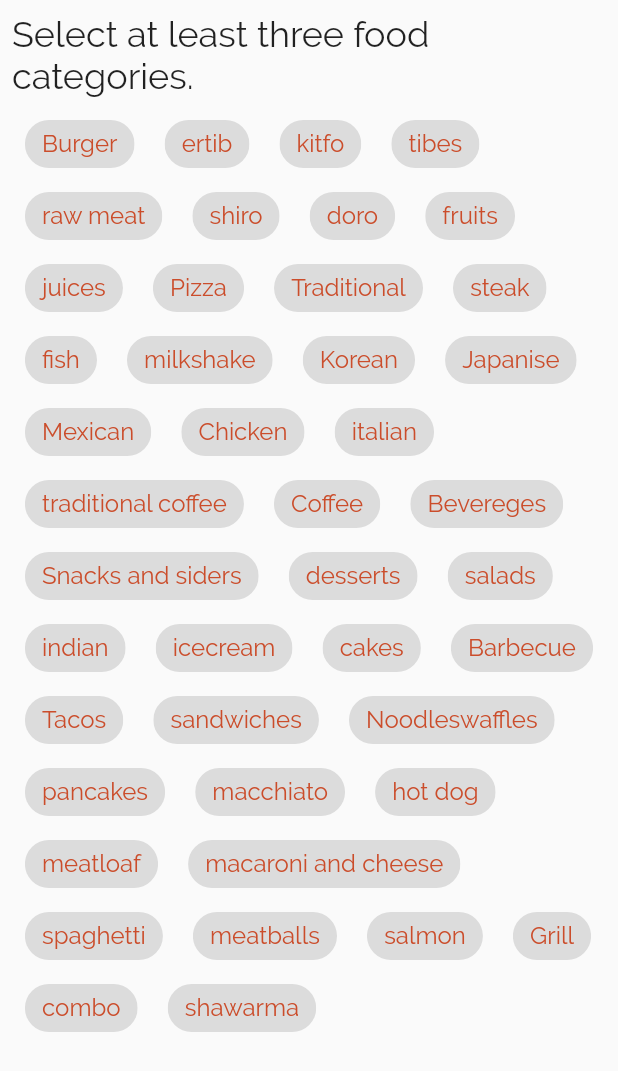
After one commit to Gebeta/Gebeta-Client-app, a Flutter app: the SelectTopicsPage screen opened by its route, on a phone screen of 412 x 824 dp. The commit adds this screen. Shown: the top 1071 px of the screen. Run offline on Flutter 3.47's test engine with Material 2 defaults, Android fonts, the light colour scheme and no system bars.

Commit message:
added landing page

```diff
--- /dev/null
+++ b/lib/Screens/home_screen/landing_page.dart
@@ -0,0 +1,196 @@
+import 'package:flutter/material.dart';
+
+class SelectTopicsPage extends StatelessWidget {
+  const SelectTopicsPage({Key? key}) : super(key: key);
+
+  @override
+  Widget build(BuildContext context) {
+    return Scaffold(
+        // appBar: AppBar(
+        //   automaticallyImplyLeading: true,
+        //   title: Text("Select"),
+        // ),
+        body: ListView(
+          children: [
+            Container(
+              child: FilterChipWidget(),
+            ),
+          ],
+        ));
+  }
+}
+
+class FilterChipWidget extends StatefulWidget {
+  @override
+  _FilterChipWidgetState createState() => _FilterChipWidgetState();
+}
+
+class _FilterChipWidgetState extends State<FilterChipWidget> {
+  List<String> _options = [
+    'Burger',
+    'ertib',
+    'kitfo',
+    'tibes',
+    'raw meat',
+    'shiro',
+    'doro',
+    'fruits',
+    'juices',
+    'Pizza',
+    'Traditional',
+    'steak',
+    'fish',
+    'milkshake',
+    'Korean',
+    'Japanise',
+    'Mexican',
+    'Chicken',
+    'italian',
+    'traditional coffee',
+    'Coffee',
+    'Bevereges',
+    'Snacks and siders',
+    'desserts',
+    'salads',
+    'indian',
+    'icecream',
+    'cakes',
+    'Barbecue',
+    'Tacos',
+    'sandwiches',
+    'Noodles'
+    'waffles',
+    'pancakes',
+    'macchiato',
+    'hot dog',
+    'meatloaf',
+    'macaroni and cheese',
+    'spaghetti',
+    'meatballs',
+    'salmon',
+    'Grill',
+    'combo',
+    'shawarma'
+  ];
+  List<bool> _selected = [
+    false,
+    false,
+    false,
+    false,
+    false,
+    false,
+    false,
+    false,
+    false,
+    false,
+    false,
+    false,
+    false,
+    false,
+    false,
+    false,
+    false,
+    false,
+    false,
+    false,
+    false,
+    false,
+    false,
+    false,
+    false,
+    false,
+    false,
+    false,
+    false,
+    false,
+    false,
+    false,
+    false,
+    false,
+    false,
+    false,
+    false,
+    false,
+    false,
+    false,
+    false,
+    false,
+    false,
+    false,
+    false,
+  ];
+
+  Widget _buildChips() {
+    List<Padding> chips = [];
+
+    for (int i = 0; i < _options.length; i++) {
+      FilterChip filterChip = FilterChip(
+        label: Text(_options[i]),
+        labelStyle: TextStyle(fontSize: 16, color: Color(0xffcb4d2b)),
+        selected: _selected[i],
+        selectedColor: Color(0xffFBF1EE),
+        showCheckmark: false,
+        onSelected: (bool isSelected) {
+          setState(() {
+            _selected[i] = isSelected;
+          });
+        },
+      );
+      chips.add(
+        Padding(
+          padding: EdgeInsets.symmetric(horizontal: 10),
+          child: filterChip,
+        ),
+      );
+    }
+
+    return Column(
+      children: [
+        Row(
+          mainAxisAlignment: MainAxisAlignment.spaceBetween,
+          children: <Widget>[
+            Flexible(
+              child: Padding(
+                padding: const EdgeInsets.all(8.0),
+                child: Text(
+                  "Select at least three food categories.",
+                  style: TextStyle(
+                    fontSize: 24.0
+                  ),
+
+                ),
+              ),
+            ),
+            _buildButton(_selected),
+          ],
+        ),
+        Wrap(
+          children: chips,
+        ),
+      ],
+    );
+  }
+
+  Widget _buildButton(List<bool> list) {
+    int number = 0;
+    for (int i = 0; i < _selected.length; i++) {
+      if (_selected[i] == true) {
+        number++;
+      }
+    }
+    if (number >= 3) {
+      return ElevatedButton.icon(
+        onPressed: () {},
+        label: Text("next"),
+        icon: Icon(Icons.navigate_next),
+      );
+    } else {
+      return Text("");
+    }
+  }
+
+  @override
+  Widget build(BuildContext context) {
+    return _buildChips();
+  }
+}
--- a/lib/home_page.dart
+++ b/lib/home_page.dart
@@ -34,7 +34,7 @@ class _HomeScreenState extends State<HomeScreen> {
               ),
               child: InkWell(
                 onTap: (){
-                  Navigator.pushNamed(context, '/signup');
+                  Navigator.pushReplacementNamed(context, '/signup');
                 },
                 child: Center(
                   child: Text("Sign Up", style: TextStyle(
@@ -58,7 +58,7 @@ class _HomeScreenState extends State<HomeScreen> {
               ),
               child: InkWell(
                 onTap: (){
-                  Navigator.pushNamed(context, '/login');
+                  Navigator.pushReplacementNamed(context, '/login');
                   print("hello i am clicker");
                 },
                 child: Center(
--- a/lib/main.dart
+++ b/lib/main.dart
@@ -1,4 +1,5 @@
 import 'package:flutter/material.dart';
+import 'package:gebeta_food/Screens/home_screen/landing_page.dart';
 import 'package:gebeta_food/home_page.dart';
 import 'package:gebeta_food/login_page.dart';
 import 'package:gebeta_food/signup_page.dart';
@@ -12,7 +13,7 @@ class MyApp extends StatelessWidget {
   @override
   Widget build(BuildContext context) {
     return MaterialApp(
-      title: 'Flutter Demo',
+      title: 'Gebeta Food Delivery',
       theme: ThemeData(
         primaryColor: Color(0xffa43c21),
         fontFamily: "Raleway"
@@ -21,6 +22,7 @@ class MyApp extends StatelessWidget {
       routes: {
         '/login': (context)=>LoginPage(),
        '/signup':(context)=>SignUpPage(),
+       '/selectTopics':(context)=>SelectTopicsPage(),
      },
     );
   }
--- a/lib/signup_page.dart
+++ b/lib/signup_page.dart
@@ -138,6 +138,9 @@ class _SignUpPageState extends State<SignUpPage> {
                 ),
                 borderRadius: BorderRadius.all(Radius.circular(15))),
             child: InkWell(
+              onTap: (){
+                  Navigator.pushReplacementNamed(context, '/selectTopics');
+                },
               child: Center(
                 child: Text(
                   "Sign Up",
```
